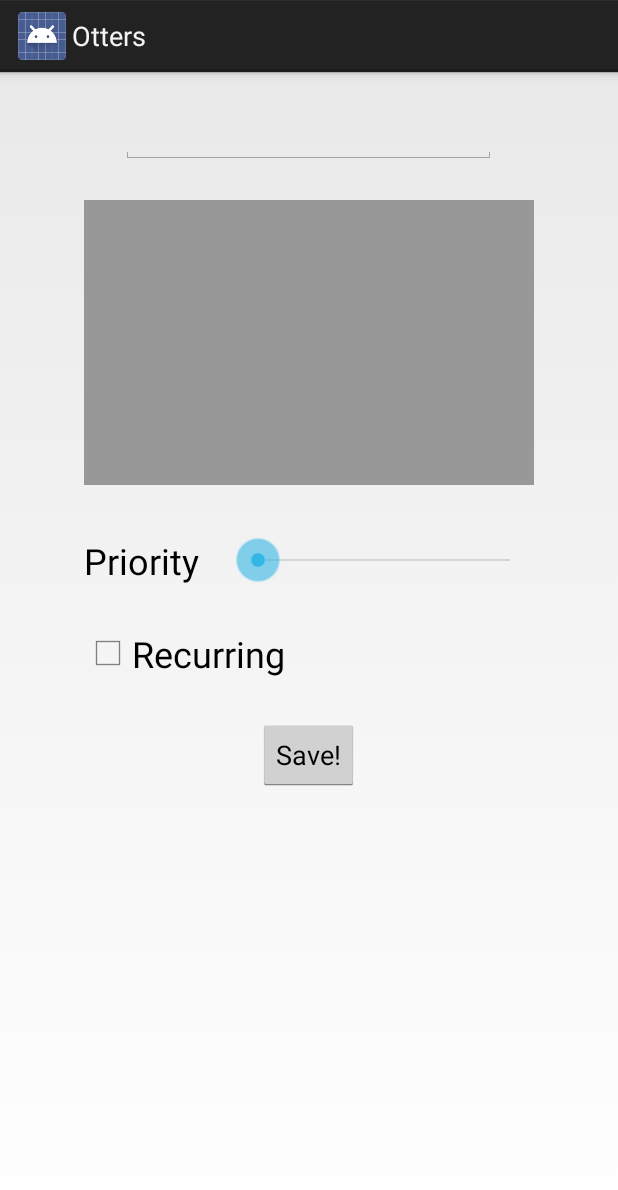
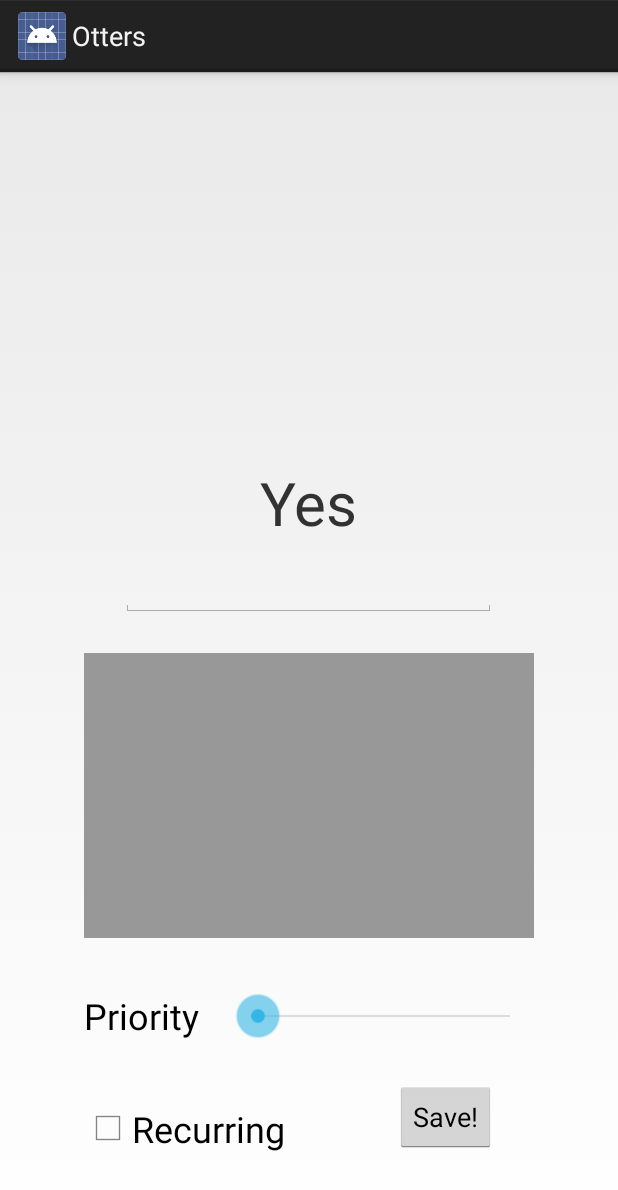
Before and after one commit to Zhomans/MobileProtoSprint3, an Android app: the MakeTask screen opened directly, with no data from a screen before it, on a phone screen of 412 x 824 dp. Shown: the top 1190 px of the screen. Run offline under Robolectric (Android 15) with nearby library versions, the phone set to English and light mode, and no system bars.

Commit message:
Text at top of task

```diff
--- a/Otters/Otters/src/main/res/layout/new_task.xml
+++ b/Otters/Otters/src/main/res/layout/new_task.xml
@@ -4,13 +4,23 @@
     android:orientation="vertical" android:layout_width="match_parent"
     android:layout_height="match_parent">
 
+    <TextView
+        android:layout_height="wrap_content"
+        android:layout_width="wrap_content"
+        android:text="Yes"
+        android:textSize="40sp"
+        android:id="@+id/textView2"
+        android:layout_above="@+id/name"
+        android:layout_marginBottom="10dp"
+        android:layout_centerHorizontal="true" />
+
     <EditText
         android:layout_width="250dp"
         android:layout_height="wrap_content"
         android:id="@+id/name"
-        android:layout_marginTop="22dp"
-        android:layout_alignParentTop="true"
-        android:layout_centerHorizontal="true" />
+        android:layout_centerHorizontal="true"
+        android:layout_above="@+id/description"
+        android:layout_marginBottom="24dp" />
 
     <EditText
         android:layout_width="300dp"
@@ -23,9 +33,9 @@
         android:ems="10"
         android:id="@+id/description"
         android:padding="8dp"
-        android:layout_marginTop="24dp"
-        android:layout_below="@+id/name"
-        android:layout_centerHorizontal="true"/>
+        android:layout_above="@+id/priority"
+        android:layout_centerHorizontal="true"
+        android:layout_marginBottom="36dp" />
 
     <CheckBox
         android:layout_width="wrap_content"
@@ -34,15 +44,15 @@
         android:id="@+id/checkBox"
         android:textSize="24sp"
         android:checked="false"
-        android:layout_below="@+id/priority"
-        android:layout_alignLeft="@+id/description"
-        android:layout_marginTop="30dp" />
+        android:layout_marginBottom="55dp"
+        android:layout_alignParentBottom="true"
+        android:layout_alignLeft="@+id/description" />
 
     <SeekBar
         android:layout_width="200dp"
         android:layout_height="wrap_content"
         android:id="@+id/priority"
-        android:layout_alignTop="@+id/textView"
+        android:layout_alignBottom="@+id/textView"
         android:layout_alignRight="@+id/description" />
 
     <TextView
@@ -52,18 +62,17 @@
         android:text="Priority"
         android:textSize="24sp"
         android:id="@+id/textView"
-        android:layout_below="@+id/description"
+        android:layout_above="@+id/save"
         android:layout_alignLeft="@+id/checkBox"
-        android:layout_marginTop="34dp" />
+        android:layout_marginBottom="27dp" />
 
     <Button
         android:layout_width="wrap_content"
         android:layout_height="wrap_content"
         android:text="Save!"
         android:id="@+id/save"
-        android:layout_marginTop="27dp"
-        android:layout_below="@+id/checkBox"
-        android:layout_centerHorizontal="true" />
+        android:layout_alignBottom="@+id/checkBox"
+        android:layout_alignRight="@+id/name" />
 
 
 </RelativeLayout>
```
